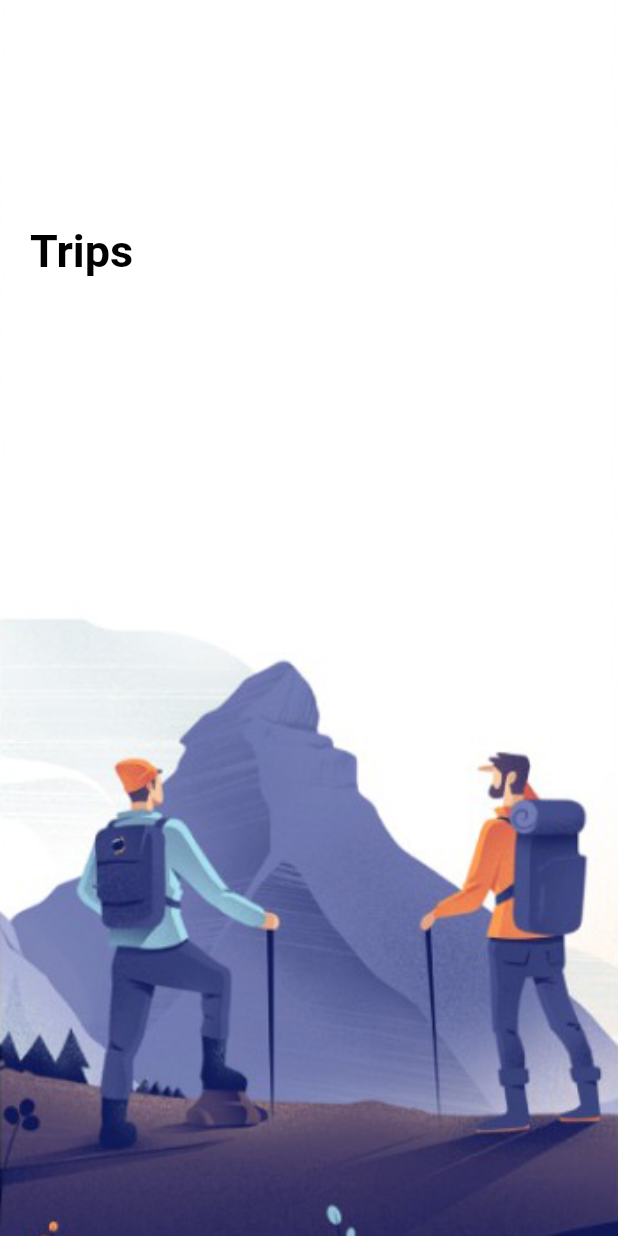
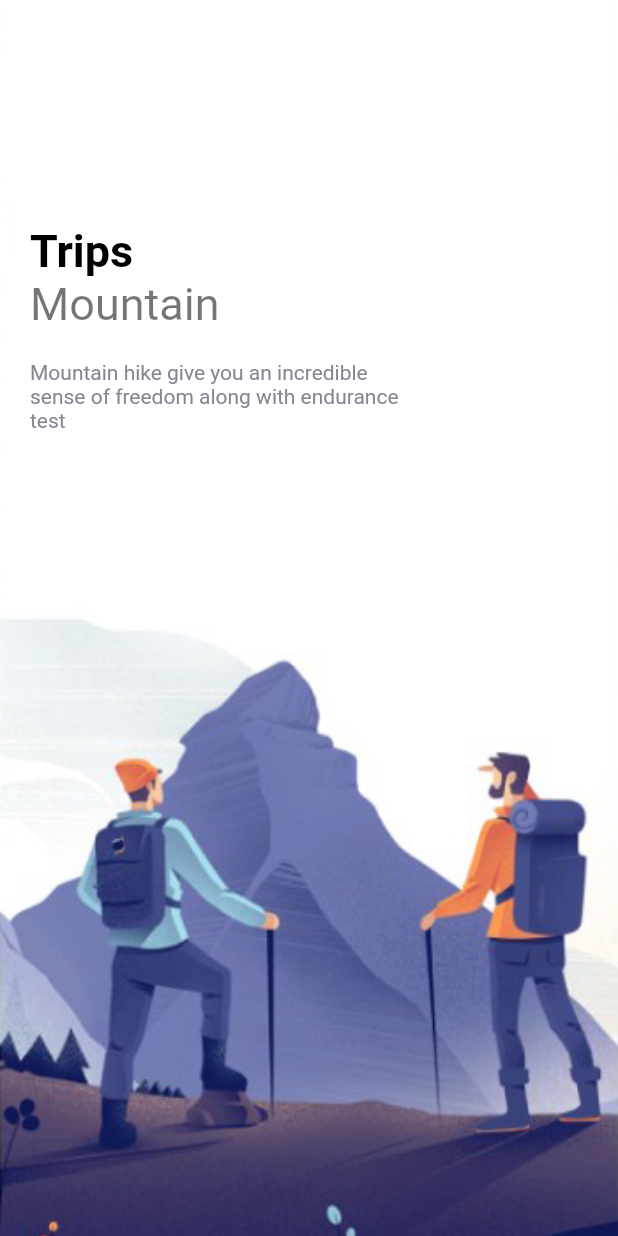
Before and after one commit to joaovieira23/travel-app, a Flutter app: the screen it shows after launch, on a phone screen of 412 x 824 dp. Run offline on Flutter 3.47's test engine with Material 2 defaults, Android fonts, the phone set to English and light mode, and no system bars.

Commit message:
feat: start building reusable widgets for app_text

```diff
--- /dev/null
+++ b/lib/misc/colors.dart
@@ -0,0 +1,11 @@
+import 'dart:ui';
+
+class AppColors{
+  static final Color textColor1= Color(0xFF989acd);
+  static final Color textColor2 = Color(0xFF878593);
+  static final Color bigTextColor=Color(0xFF2e2e31);
+  static final Color mainColor= Color(0xFF5d69b3);
+  static final Color starColor = Color(0xFFe7bb4e);
+  static final Color mainTextColor = Color(0xFFababad);
+  static final Color buttonBackground = Color(0xFFf1f1f9);
+}
--- a/lib/pages/welcome_page.dart
+++ b/lib/pages/welcome_page.dart
@@ -1,7 +1,9 @@
 import 'package:flutter/material.dart';
 import 'package:flutter/src/foundation/key.dart';
 import 'package:flutter/src/widgets/framework.dart';
+import 'package:travel_app/misc/colors.dart';
 import 'package:travel_app/widgets/app_large_text.dart';
+import 'package:travel_app/widgets/app_text.dart';
 
 class WelcomePage extends StatefulWidget {
   const WelcomePage({Key? key}) : super(key: key);
@@ -15,6 +17,12 @@ class _WelcomePageState extends State<WelcomePage> {
     "welcome-one.png",
     "welcome-two.png",
     "welcome-three.png",
+  ];
+
+  List text = [
+    'Trips',
+    'Adventures',
+    'Camping',
   ];
 
   @override
@@ -40,8 +48,19 @@ class _WelcomePageState extends State<WelcomePage> {
               child: Row(
                 children: [
                   Column(
+                    crossAxisAlignment: CrossAxisAlignment.start,
                     children: [
-                      AppLargeText(text: 'Trips')
+                      AppLargeText(text: text[index]),
+                      AppText(text: 'Mountain', size: 30),
+                      SizedBox(height: 20,),
+                      Container(
+                        width: 250,
+                        child: AppText(
+                          text: "Mountain hike give you an incredible sense of freedom along with endurance test",
+                          color: AppColors.textColor2,
+                          size: 14
+                        ),
+                      )
                     ],
                   )
                 ]
--- a/lib/widgets/app_text.dart
+++ b/lib/widgets/app_text.dart
@@ -0,0 +1,27 @@
+import 'package:flutter/cupertino.dart';
+import 'package:flutter/material.dart';
+import 'package:flutter/src/foundation/key.dart';
+import 'package:flutter/src/widgets/framework.dart';
+
+class AppText extends StatelessWidget {
+  double size;
+  final String text;
+  final Color color;
+
+  AppText({Key? key,
+    this.size = 16,
+    required this.text,
+    this.color = Colors.black54
+    }) : super(key: key);
+
+  @override
+  Widget build(BuildContext context) {
+    return Text(
+      text,
+      style: TextStyle(
+        color: color,
+        fontSize: size,
+      ),
+    );
+  }
+}
```
